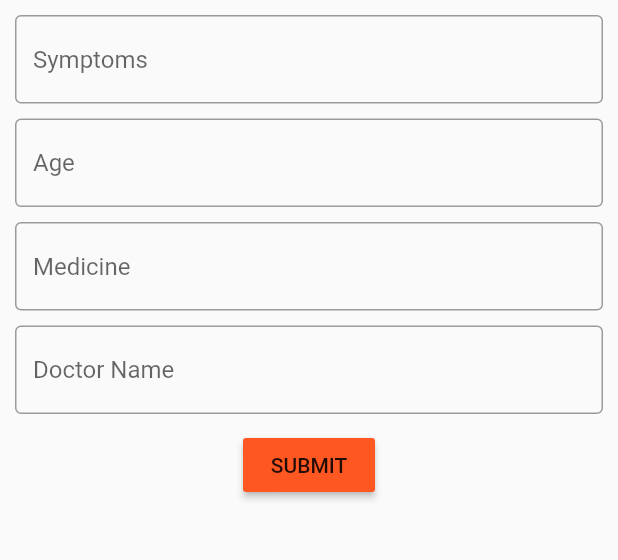
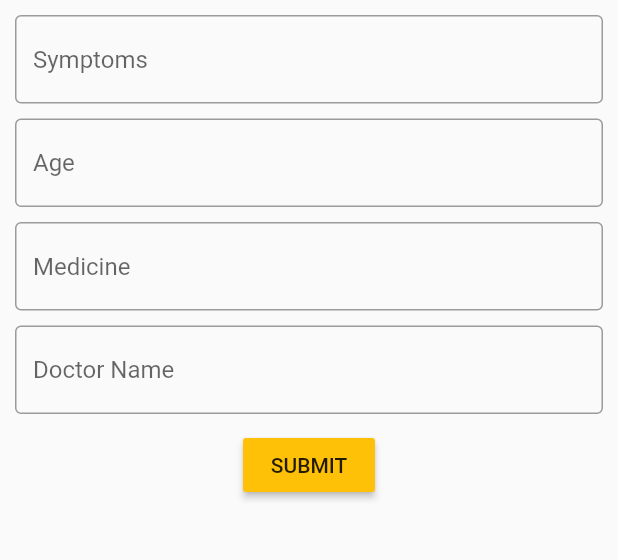
Before and after one commit to meghats123/Flutter-Patient-App, a Flutter app: the screen it shows after launch, on a phone screen of 412 x 824 dp, the part 291-851 px from its top. Run offline on Flutter 3.47's test engine with Material 2 defaults, Android fonts, the phone set to English and light mode, and no system bars.

Commit message:
submit button color changed to AMBER

```diff
--- a/lib/main.dart
+++ b/lib/main.dart
@@ -88,7 +88,7 @@ TextEditingController getDoctorname=TextEditingController();
                   print(getDname);
 
                 },
-                  color: Colors.deepOrange,
+                  color: Colors.amber,
                   child: Text("SUBMIT"),
                 )
               ],
```
